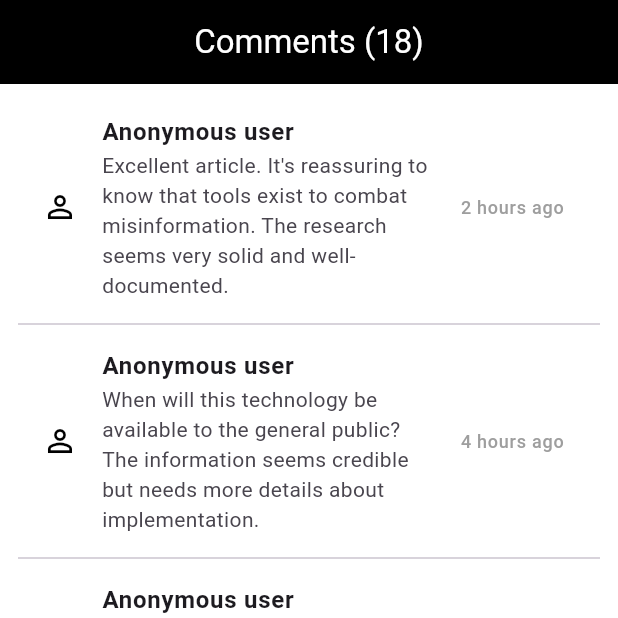
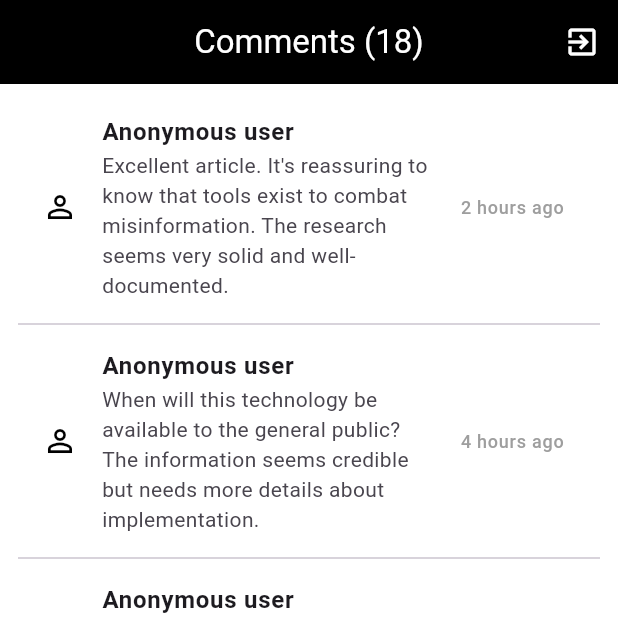
Before and after one commit to Moviles-202520/Flutter, a Flutter app: the screen it shows after launch, on a phone screen of 412 x 824 dp, the top half of it. Run offline on Flutter 3.47's test engine with Material 3 defaults, Android fonts, the phone set to English and light mode, and no system bars.

Commit message:
Go Backwards Button added CommentSectionScreen

```diff
--- a/punto_neutro/lib/screens/comment_section_screen.dart
+++ b/punto_neutro/lib/screens/comment_section_screen.dart
@@ -54,6 +54,15 @@ class _CommentSectionScreenState extends State<CommentSectionScreen> {
         backgroundColor: Colors.black,
         foregroundColor: Colors.white,
         centerTitle: true,
+        actions: [
+          IconButton(
+            icon: const Icon(Icons.exit_to_app),
+            tooltip: "Salir",
+            onPressed: () {
+              // Por ahora no hace nada
+            },
+          ),
+        ],
       ),
       body: Column(
         children: [
```
